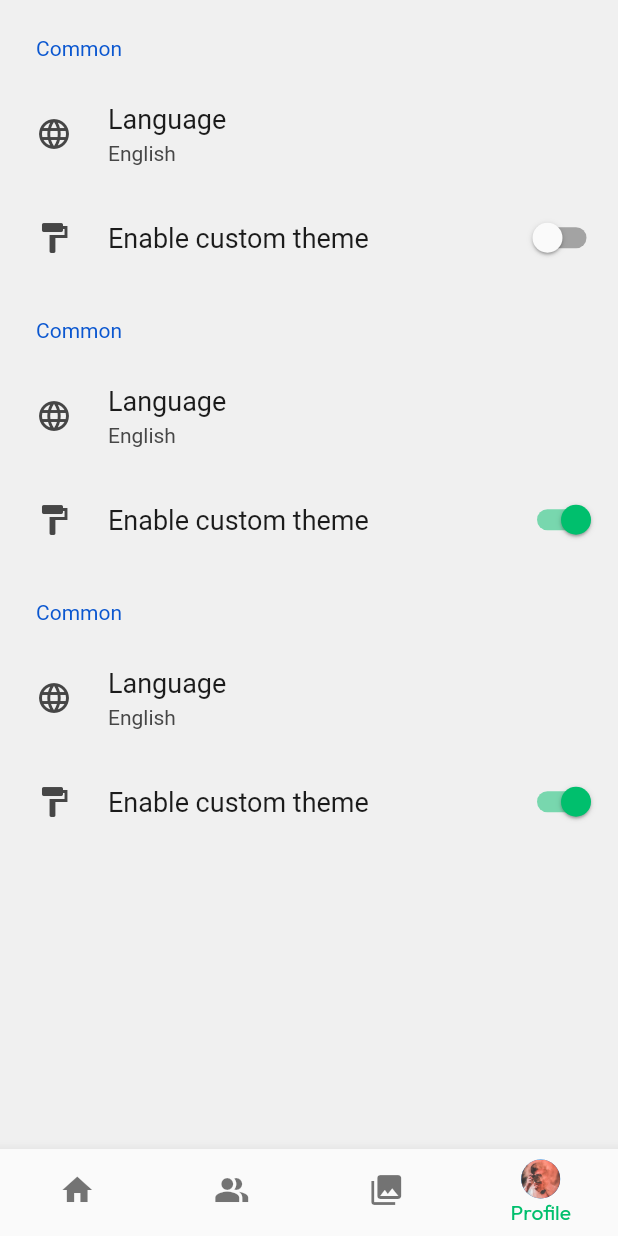
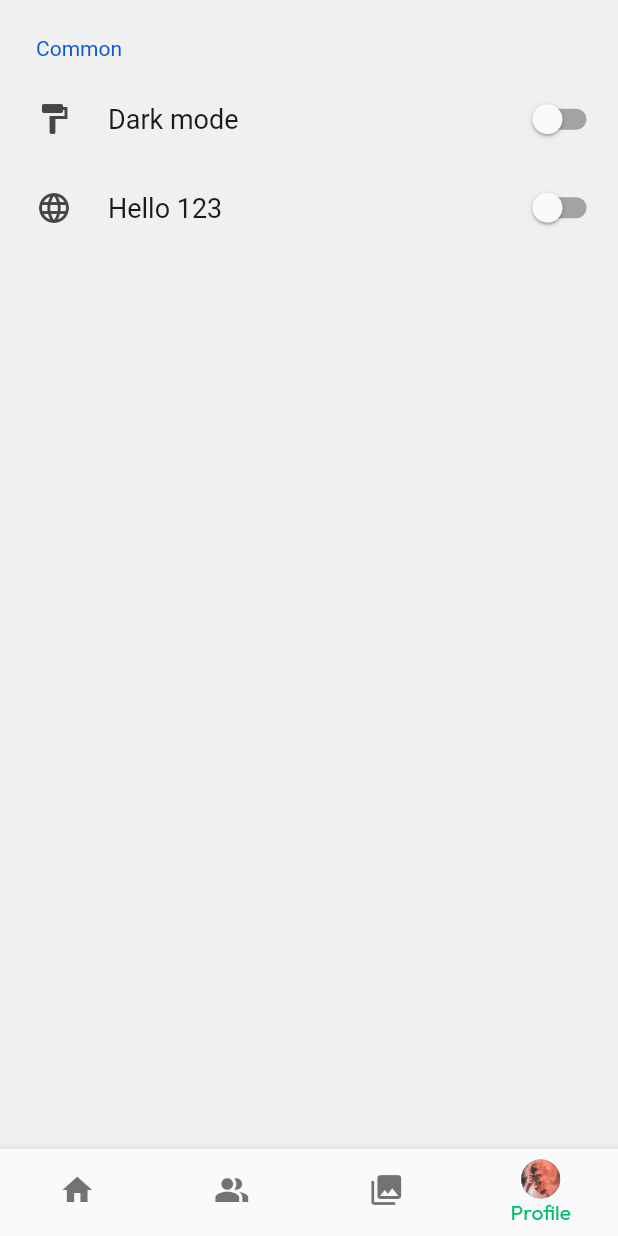
Before and after one commit to nguyentan2808/flutter-messenger-app, a Flutter app: the HomeScreen screen opened directly, item 4 of the bottom bar chosen, on a phone screen of 412 x 824 dp. Run offline on Flutter 3.47's test engine with Material 2 defaults, Android fonts, the phone set to English and light mode, and no system bars; drawn by our look-alikes of settings_ui; our stand-ins replace device_preview, flutter_svg, get, get_storage, google_fonts; missing offline and left inert: custom_pop_up_menu; accounts and stored records are empty.

Commit message:
feat: i18n setup

```diff
--- /dev/null
+++ b/lib/langs/en.dart
@@ -0,0 +1,3 @@
+const Map<String, String> en = {
+  'hello': 'Hello 123',
+};
--- /dev/null
+++ b/lib/langs/vi.dart
@@ -0,0 +1,3 @@
+const Map<String, String> vi = {
+  'hello': 'Xin chào',
+};
--- a/lib/screens/Setting/setting_screen.dart
+++ b/lib/screens/Setting/setting_screen.dart
@@ -1,4 +1,6 @@
 import 'package:flutter/material.dart';
+import 'package:get/get.dart';
+import 'package:lab6/services/i18n_service.dart';
 import 'package:settings_ui/settings_ui.dart';
 
 import '../../services/theme_service.dart';
@@ -11,7 +13,8 @@ class SettingScreen extends StatefulWidget {
 }
 
 class _SettingScreenState extends State<SettingScreen> {
-  bool isOpen = false;
+  bool _isDarkMode = false;
+  bool _isVN = false;
 
   @override
   Widget build(BuildContext context) {
@@ -20,53 +23,31 @@ class _SettingScreenState extends State<SettingScreen> {
         SettingsSection(
           title: const Text('Common'),
           tiles: <SettingsTile>[
-            SettingsTile.navigation(
-              leading: const Icon(Icons.language),
-              title: const Text('Language'),
-              value: const Text('English'),
+            SettingsTile.switchTile(
+              onToggle: (value) {
+                setState(() {
+                  _isDarkMode = value;
+                });
+                ThemeService().switchTheme();
+              },
+              initialValue: _isDarkMode,
+              leading: const Icon(Icons.format_paint),
+              title: const Text('Dark mode'),
             ),
             SettingsTile.switchTile(
               onToggle: (value) {
+                if (_isVN) {
+                  I18nService().changeLocale('en');
+                } else {
+                  I18nService().changeLocale('vi');
+                }
                 setState(() {
-                  isOpen = value;
+                  _isVN = !_isVN;
                 });
-                ThemeService().switchTheme();
               },
-              initialValue: isOpen,
-              leading: const Icon(Icons.format_paint),
-              title: const Text('Enable custom theme'),
-            ),
-          ],
-        ),
-        SettingsSection(
-          title: const Text('Common'),
-          tiles: <SettingsTile>[
-            SettingsTile.navigation(
+              initialValue: _isDarkMode,
               leading: const Icon(Icons.language),
-              title: const Text('Language'),
-              value: const Text('English'),
-            ),
-            SettingsTile.switchTile(
-              onToggle: (value) {},
-              initialValue: true,
-              leading: const Icon(Icons.format_paint),
-              title: const Text('Enable custom theme'),
-            ),
-          ],
-        ),
-        SettingsSection(
-          title: const Text('Common'),
-          tiles: <SettingsTile>[
-            SettingsTile.navigation(
-              leading: const Icon(Icons.language),
-              title: const Text('Language'),
-              value: const Text('English'),
-            ),
-            SettingsTile.switchTile(
-              onToggle: (value) {},
-              initialValue: true,
-              leading: const Icon(Icons.format_paint),
-              title: const Text('Enable custom theme'),
+              title: Text('hello'.tr),
             ),
           ],
         ),
--- /dev/null
+++ b/lib/services/i18n_service.dart
@@ -0,0 +1,43 @@
+import 'package:flutter/material.dart';
+import 'package:get/get.dart';
+import 'package:get_storage/get_storage.dart';
+
+import '../langs/vi.dart';
+import '../langs/en.dart';
+
+class I18nService extends Translations {
+  static final _storage = GetStorage();
+  static const fallbackLocale = Locale('en', 'US');
+  static final Map<String, Locale> locales = {
+    'vi': const Locale('vi', 'VN'),
+    'en': const Locale('en', 'US'),
+  };
+
+  Locale get locale => _loadFromStorage();
+
+  Locale _loadFromStorage() {
+    String? value = _storage.read('lang');
+
+    value ??= Get.deviceLocale?.languageCode;
+
+    return locales[value] ?? fallbackLocale;
+  }
+
+  void _saveToStorage(String lang) {
+    debugPrint("Saved: lang: $lang");
+    _storage.write('lang', lang);
+  }
+
+  void changeLocale(String lang) {
+    final locale = locales[lang] ?? fallbackLocale;
+
+    Get.updateLocale(locale);
+    _saveToStorage(lang);
+  }
+
+  @override
+  Map<String, Map<String, String>> get keys => {
+        'vi_VN': vi,
+        'en_US': en,
+      };
+}
```
Also changed, not shown: lib/main.dart (+5 -24 lines).
